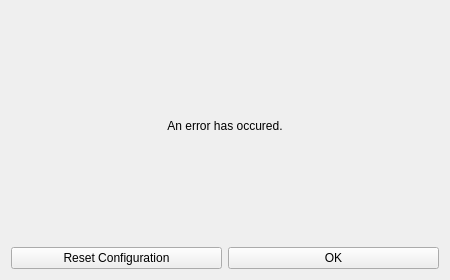
Before: the Qt Designer form app/src/ErrorWindow/ErrorWindow.ui in emmaexe/ntfyDesktop, drawn with Qt 5.
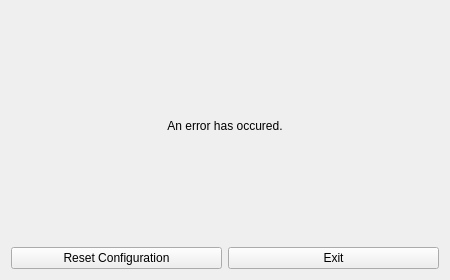
After: the same form once the commit is applied. Icons and pictures are not drawn.

Commit message: [feat] Clarify language on exit button for ErrorWindow

What changed in the file:
```diff
--- a/app/src/ErrorWindow/ErrorWindow.ui
+++ b/app/src/ErrorWindow/ErrorWindow.ui
@@ -64,7 +64,7 @@
          <string>This is an ok button. It will dismiss the error and exit.</string>
         </property>
         <property name="text">
-         <string>OK</string>
+         <string>Exit</string>
         </property>
         <property name="icon">
          <iconset theme="checkmark"/>
```
Left out of the diff: 8 changed lines with no effect on the pictures.
